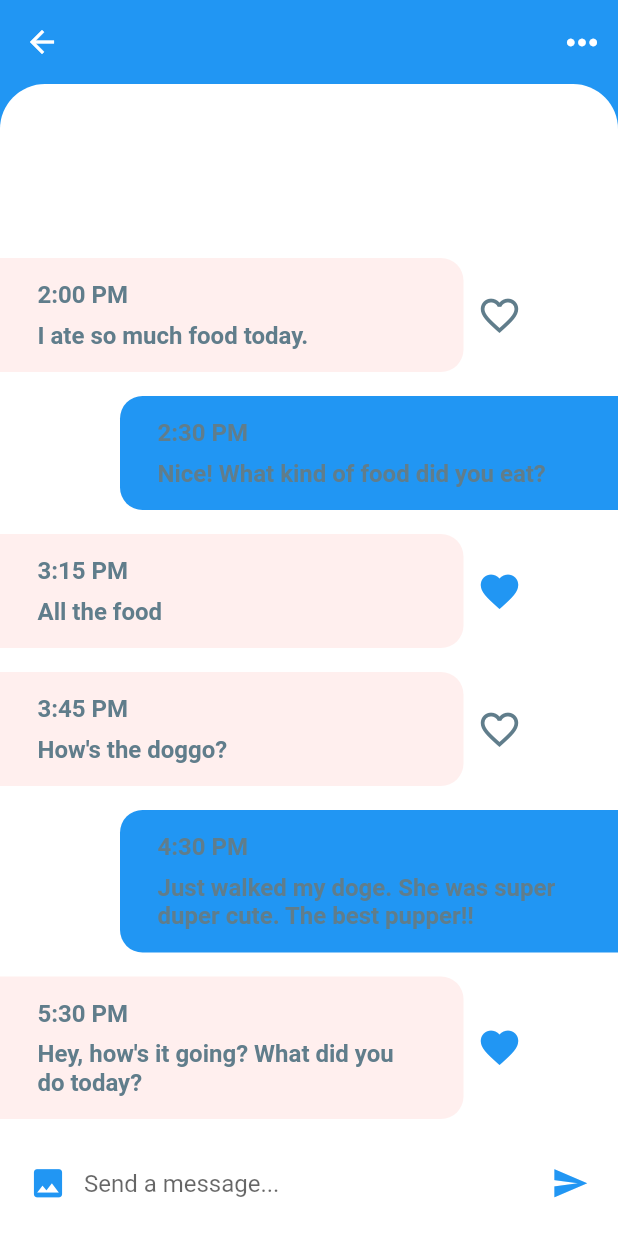
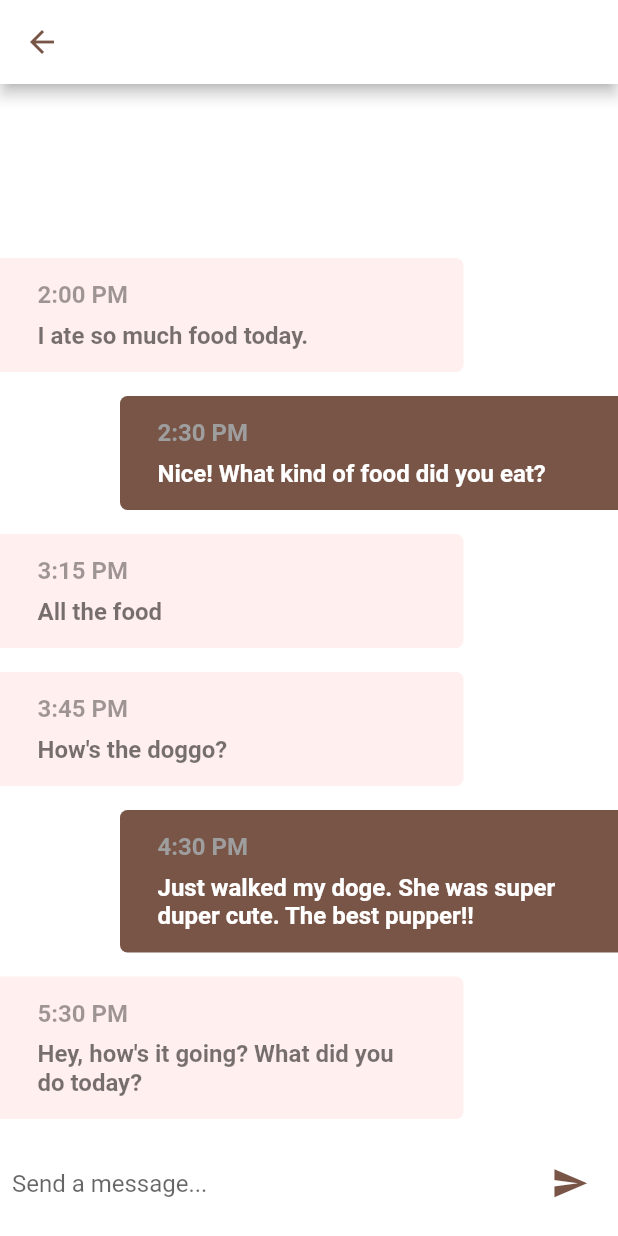
Before and after one commit to ihassanjavaid/Alpha-Garage, a Flutter app: the ChatScreen screen opened directly with empty values, on a phone screen of 412 x 824 dp. Run offline on Flutter 3.47's test engine with Material 2 defaults, Android fonts, the phone set to English and light mode, and no system bars; our stand-ins replace auto_size_text, circular_profile_avatar, cloud_firestore, connectivity, firebase_auth, firebase_messaging and 9 more; accounts and stored records are empty; statements that could not run were skipped.

Commit message:
Update chat_screen.dart

```diff
--- a/lib/screens/chat_screen.dart
+++ b/lib/screens/chat_screen.dart
@@ -1,3 +1,5 @@
+import 'package:alphagarage/utilities/constants.dart';
+import 'package:auto_size_text/auto_size_text.dart';
 import 'package:flutter/material.dart';
 import 'package:alphagarage/models/message_model.dart';
 import 'package:alphagarage/models/user_model.dart';
@@ -28,15 +30,15 @@ class _ChatScreenState extends State<ChatScreen> {
       padding: EdgeInsets.symmetric(horizontal: 25.0, vertical: 15.0),
       width: MediaQuery.of(context).size.width * 0.75,
       decoration: BoxDecoration(
-        color: isMe ? Theme.of(context).accentColor : Color(0xFFFFEFEE),
+        color: isMe ? Colors.brown : Color(0xFFFFEFEE),
         borderRadius: isMe
             ? BorderRadius.only(
-                topLeft: Radius.circular(15.0),
-                bottomLeft: Radius.circular(15.0),
+                topLeft: Radius.circular(5.0),
+                bottomLeft: Radius.circular(5.0),
               )
             : BorderRadius.only(
-                topRight: Radius.circular(15.0),
-                bottomRight: Radius.circular(15.0),
+                topRight: Radius.circular(5.0),
+                bottomRight: Radius.circular(5.0),
               ),
       ),
       child: Column(
@@ -45,7 +47,7 @@ class _ChatScreenState extends State<ChatScreen> {
           Text(
             message.time,
             style: TextStyle(
-              color: Colors.blueGrey,
+              color: isMe ? Colors.grey : Colors.black38,
               fontSize: 16.0,
               fontWeight: FontWeight.w600,
             ),
@@ -54,7 +56,7 @@ class _ChatScreenState extends State<ChatScreen> {
           Text(
             message.text,
             style: TextStyle(
-              color: Colors.blueGrey,
+              color: isMe ? Colors.white : Colors.black54,
               fontSize: 16.0,
               fontWeight: FontWeight.w600,
             ),
@@ -68,7 +70,7 @@ class _ChatScreenState extends State<ChatScreen> {
     return Row(
       children: <Widget>[
         msg,
-        IconButton(
+        /*IconButton(
           icon: message.isLiked
               ? Icon(Icons.favorite)
               : Icon(Icons.favorite_border),
@@ -77,7 +79,7 @@ class _ChatScreenState extends State<ChatScreen> {
               ? Theme.of(context).primaryColor
               : Colors.blueGrey,
           onPressed: () {},
-        )
+        )*/
       ],
     );
   }
@@ -89,12 +91,6 @@ class _ChatScreenState extends State<ChatScreen> {
       color: Colors.white,
       child: Row(
         children: <Widget>[
-          IconButton(
-            icon: Icon(Icons.photo),
-            iconSize: 25.0,
-            color: Theme.of(context).primaryColor,
-            onPressed: () {},
-          ),
           Expanded(
             child: TextField(
               textCapitalization: TextCapitalization.sentences,
@@ -107,7 +103,7 @@ class _ChatScreenState extends State<ChatScreen> {
           IconButton(
             icon: Icon(Icons.send),
             iconSize: 25.0,
-            color: Theme.of(context).primaryColor,
+            color: Colors.brown,
             onPressed: () {},
           ),
         ],
@@ -118,24 +114,19 @@ class _ChatScreenState extends State<ChatScreen> {
   @override
   Widget build(BuildContext context) {
     return Scaffold(
-      backgroundColor: Theme.of(context).primaryColor,
+      backgroundColor: Colors.grey,
       appBar: AppBar(
-        title: Text(
+        iconTheme: IconThemeData(
+          color: Colors.brown,
+        ),
+        backgroundColor: Colors.white,
+        title: AutoSizeText(
           widget.user.name,
-          style: TextStyle(
-            fontSize: 28.0,
-            fontWeight: FontWeight.bold,
-          ),
+          overflow: TextOverflow.clip,
+          maxLines: 1,
+          style: kAppBarTextStyle,
         ),
-        elevation: 0.0,
-        actions: <Widget>[
-          IconButton(
-            icon: Icon(Icons.more_horiz),
-            iconSize: 30.0,
-            color: Colors.white,
-            onPressed: () {},
-          ),
-        ],
+        centerTitle: false,
       ),
       body: GestureDetector(
         onTap: () => FocusScope.of(context).unfocus(),
@@ -146,14 +137,14 @@ class _ChatScreenState extends State<ChatScreen> {
                 decoration: BoxDecoration(
                   color: Colors.white,
                   borderRadius: BorderRadius.only(
-                    topLeft: Radius.circular(30.0),
-                    topRight: Radius.circular(30.0),
+               /*     topLeft: Radius.circular(30.0),
+                    topRight: Radius.circular(30.0),*/
                   ),
                 ),
                 child: ClipRRect(
                   borderRadius: BorderRadius.only(
-                    topLeft: Radius.circular(30.0),
-                    topRight: Radius.circular(30.0),
+                  /*  topLeft: Radius.circular(30.0),
+                    topRight: Radius.circular(30.0),*/
                   ),
                   child: ListView.builder(
                     reverse: true,
```
